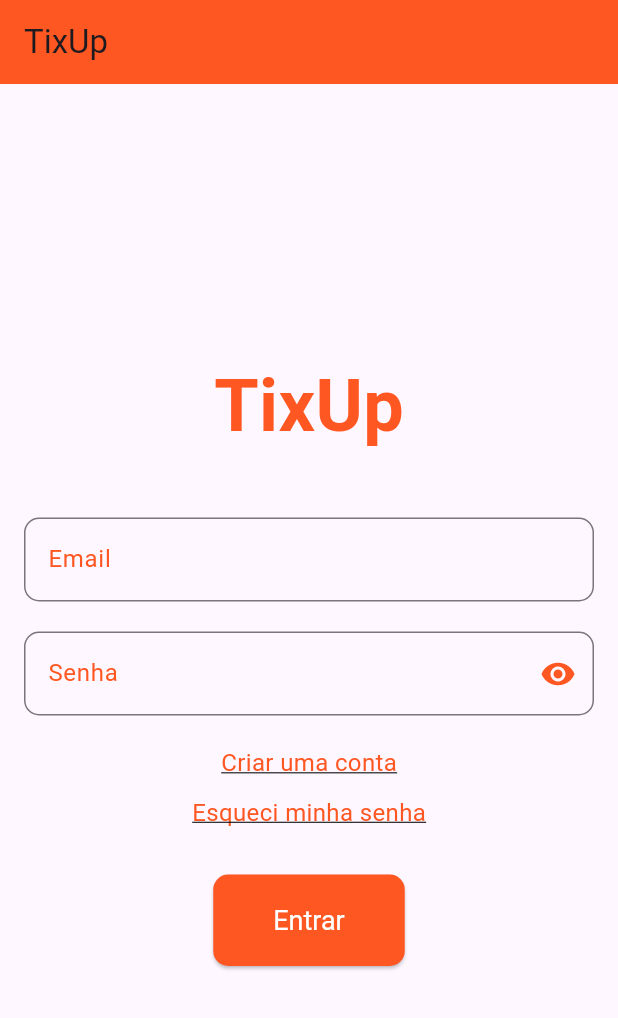
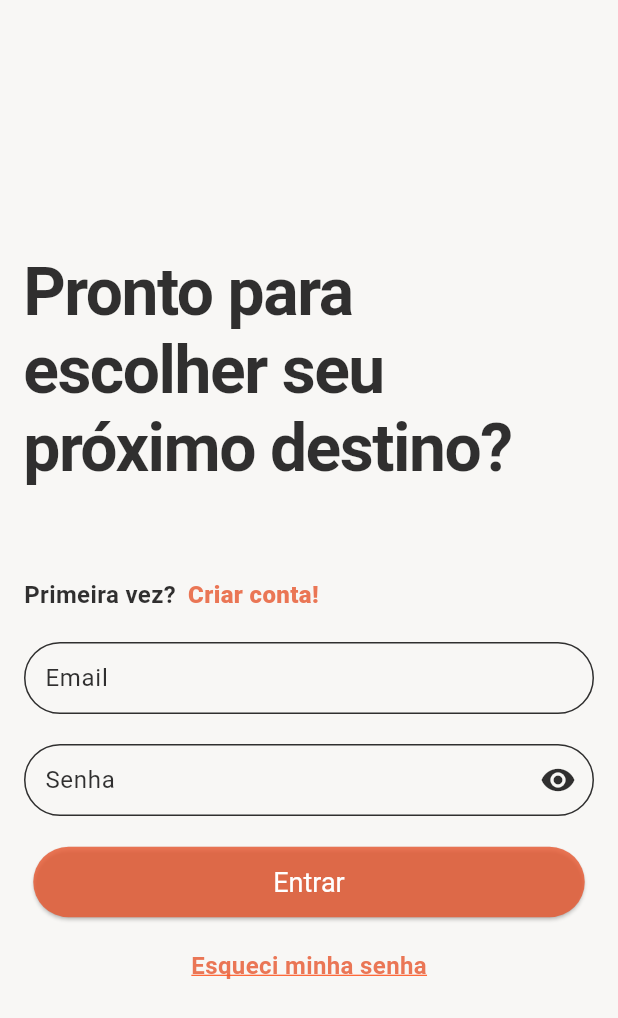
Before and after one commit to TIXw3/mobile-tixup, a Flutter app: the screen it shows after launch, on a phone screen of 412 x 824 dp. Shown: the top 1018 px of the screen. Run offline on Flutter 3.47's test engine with Material 3 defaults, Android fonts, the phone set to English and light mode, and no system bars; our stand-ins replace carousel_slider, iconsax_flutter, supabase_flutter; accounts and stored records are empty; Roboto replaces fonts that are missing (Pacifico).

Commit message:
ETIX-012/styles: login screen styled

```diff
--- a/mobile_tixup/lib/features/auth/presentation/pages/login_page.dart
+++ b/mobile_tixup/lib/features/auth/presentation/pages/login_page.dart
@@ -40,103 +40,156 @@ class _LoginScreenState extends State<LoginScreen> {
   @override
   Widget build(BuildContext context) {
     return Scaffold(
-      appBar: AppBar(
-        title: const Text('TixUp'),
-        backgroundColor: Colors.deepOrange,
-      ),
+      backgroundColor: Color.fromARGB(255, 248, 247, 245),
       body: Padding(
         padding: const EdgeInsets.all(16.0),
         child: Column(
           mainAxisAlignment: MainAxisAlignment.center,
           crossAxisAlignment: CrossAxisAlignment.center,
           children: <Widget>[
-            const Text(
-              'TixUp',
-              style: TextStyle(
-                fontSize: 48,
-                fontWeight: FontWeight.bold,
-                fontFamily: 'Pacifico',
-                color: Colors.deepOrange,
+            Align(
+              alignment: Alignment.centerLeft,
+              child: RichText(
+                text: TextSpan(
+                  style: const TextStyle(
+                    fontSize: 44,
+                    fontWeight: FontWeight.bold,
+                    fontFamily: 'Pacifico',
+                    color: Color.fromARGB(206, 0, 0, 0),
+                  ),
+                  children: [
+                    TextSpan(
+                      text: 'Pronto para',
+                      style: TextStyle(letterSpacing: -1),
+                    ),
+                    TextSpan(text: ' '), // Espaço entre as palavras
+                    TextSpan(
+                      text: 'escolher seu',
+                      style: TextStyle(letterSpacing: -1),
+                    ),
+                    TextSpan(text: ' '),
+                    TextSpan(
+                      text: 'próximo destino?',
+                      style: TextStyle(letterSpacing: -1),
+                    ),
+                  ],
+                ),
               ),
             ),
-            const SizedBox(height: 40),
+            const SizedBox(height: 60),
+            Row(
+              mainAxisAlignment: MainAxisAlignment.start,
+              children: [
+                const Text(
+                  'Primeira vez?',
+                  style: TextStyle(
+                    fontWeight: FontWeight.w600,
+                    fontSize: 16,
+                    color: Color.fromARGB(206, 0, 0, 0),
+                  ),
+                ),
+                const SizedBox(width: 8), // Espaçamento entre os textos
+                GestureDetector(
+                  onTap: () {
+                    Navigator.push(
+                      context,
+                      MaterialPageRoute(
+                        builder: (context) => const TelaRegistro(),
+                      ),
+                    );
+                  },
+                  child: const Text(
+                    'Criar conta!',
+                    style: TextStyle(
+                      fontSize: 16,
+                      fontWeight: FontWeight.w900,
+                      color: Color.fromARGB(206, 231, 87, 47),
+                    ),
+                  ),
+                ),
+              ],
+            ),
+            const SizedBox(height: 20),
             TextField(
               controller: _emailController,
               decoration: InputDecoration(
                 labelText: 'Email',
-                labelStyle: const TextStyle(color: Colors.deepOrange),
+                labelStyle: const TextStyle(
+                  color: Color.fromARGB(206, 0, 0, 0),
+                ),
                 border: OutlineInputBorder(
-                  borderRadius: BorderRadius.circular(10),
+                  borderRadius: BorderRadius.circular(30),
                 ),
+                enabledBorder: OutlineInputBorder(
+                  borderRadius: BorderRadius.circular(30),
+                  borderSide: const BorderSide(
+                    color: Color.fromARGB(206, 0, 0, 0),
+                    width: 1,
+                  ),
+                ),
+                focusedBorder: OutlineInputBorder(
+                  borderRadius: BorderRadius.circular(30),
+                  borderSide: const BorderSide(
+                    color: Colors.deepOrange,
+                    width: 2,
+                  ),
+                ),
+                contentPadding: const EdgeInsets.symmetric(
+                  vertical: 9.0,
+                  horizontal: 10.0,
+                ), // Ajusta a altura e largura
               ),
             ),
             const SizedBox(height: 20),
-
             TextField(
               controller: _passwordController,
               obscureText: _obscureText,
               decoration: InputDecoration(
                 labelText: 'Senha',
-                labelStyle: const TextStyle(color: Colors.deepOrange),
+                labelStyle: const TextStyle(
+                  color: Color.fromARGB(206, 0, 0, 0),
+                ),
                 border: OutlineInputBorder(
-                  borderRadius: BorderRadius.circular(10),
+                  borderRadius: BorderRadius.circular(30),
                 ),
+                enabledBorder: OutlineInputBorder(
+                  borderRadius: BorderRadius.circular(30),
+                  borderSide: const BorderSide(
+                    color: Color.fromARGB(206, 0, 0, 0),
+                    width: 1,
+                  ),
+                ),
+                focusedBorder: OutlineInputBorder(
+                  borderRadius: BorderRadius.circular(30),
+                  borderSide: const BorderSide(
+                    color: Colors.deepOrange,
+                    width: 2,
+                  ),
+                ),
+                contentPadding: const EdgeInsets.symmetric(
+                  vertical: 9.0,
+                  horizontal: 10.0,
+                ), // Ajusta o tamanho do campo
                 suffixIcon: IconButton(
                   icon: Icon(
                     _obscureText ? Icons.visibility : Icons.visibility_off,
-                    color: Colors.deepOrange,
+                    color: Color.fromARGB(206, 0, 0, 0),
                   ),
                   onPressed: _togglePasswordVisibility,
                 ),
               ),
             ),
             const SizedBox(height: 20),
-            // criar conta
-            GestureDetector(
-              onTap: () {
-                Navigator.push(
-                  context,
-                  MaterialPageRoute(
-                    builder: (context) => const TelaRegistro(),
-                  ), // vai p tela registro
-                );
-              },
-              child: const Text(
-                'Criar uma conta',
-                style: TextStyle(
-                  fontSize: 16,
-                  color: Colors.deepOrange,
-                  decoration: TextDecoration.underline,
-                ),
-              ),
-            ),
-            const SizedBox(height: 10),
-            GestureDetector(
-              onTap: () {
-                print(
-                  'Navegar para recuperação de senha',
-                ); //criar logida de recuperar senha
-              },
-              child: const Text(
-                'Esqueci minha senha',
-                style: TextStyle(
-                  fontSize: 16,
-                  color: Colors.deepOrange,
-                  decoration: TextDecoration.underline,
-                ),
-              ),
-            ),
-            const SizedBox(height: 30),
             ElevatedButton(
               onPressed: login,
               style: ElevatedButton.styleFrom(
-                backgroundColor: Colors.deepOrange,
+                backgroundColor: Color.fromARGB(206, 231, 87, 47),
                 padding: const EdgeInsets.symmetric(
-                  vertical: 20.0,
-                  horizontal: 40.0,
+                  vertical: 13.0,
+                  horizontal: 160.0,
                 ),
                 shape: RoundedRectangleBorder(
-                  borderRadius: BorderRadius.circular(10),
+                  borderRadius: BorderRadius.circular(30),
                 ),
                 textStyle: const TextStyle(fontSize: 18),
               ),
@@ -145,6 +198,24 @@ class _LoginScreenState extends State<LoginScreen> {
                 style: TextStyle(fontSize: 18, color: Colors.white),
               ),
             ),
+            const SizedBox(height: 20),
+            GestureDetector(
+              onTap: () {
+                print('Navegar para recuperação de senha');
+              },
+              child: const Text(
+                'Esqueci minha senha',
+                style: TextStyle(
+                  fontSize: 16,
+                  fontWeight: FontWeight.bold,
+                  decoration: TextDecoration.underline,
+                  decorationColor: Colors.deepOrange, // Cor do sublinhado
+                  decorationThickness:
+                      1, // Espessura e leve afastamento do sublinhado
+                  color: Color.fromARGB(206, 231, 87, 47),
+                ),
+              ),
+            ),
           ],
         ),
       ),
--- a/mobile_tixup/lib/features/home/home_page.dart
+++ b/mobile_tixup/lib/features/home/home_page.dart
@@ -27,7 +27,7 @@ class _HomeScreen extends State<HomeScreen> {
             onPressed: () {
               // lógica para abrir carrinho
             },
-            icon: Icon(Icons.store_rounded),
+            icon: Icon(Icons.arrow_right),
           ),
         ],
       ),
```
